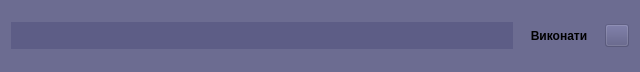
Above: ui/launcher.ui from neurotoxin78/QPanInfo before the change. Below: the same form after it.
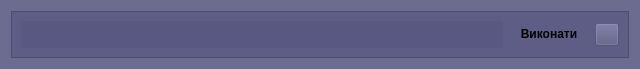
That is the form after the change. Icons and pictures are not drawn.

The edit to the form file:
```diff
--- a/ui/launcher.ui
+++ b/ui/launcher.ui
@@ -10,13 +10,13 @@
     <x>0</x>
     <y>0</y>
     <width>640</width>
-    <height>72</height>
+    <height>68</height>
    </rect>
   </property>
   <property name="maximumSize">
    <size>
     <width>640</width>
-    <height>90</height>
+    <height>200</height>
    </size>
   </property>
   <property name="windowTitle">
@@ -31,6 +31,15 @@
   </property>
   <layout class="QHBoxLayout" name="horizontalLayout">
    <item>
+    <widget class="QFrame" name="frame">
+     <property name="frameShape">
+      <enum>QFrame::StyledPanel</enum>
+     </property>
+     <property name="frameShadow">
+      <enum>QFrame::Raised</enum>
+     </property>
+     <layout class="QHBoxLayout" name="horizontalLayout_2">
+      <item>
     <widget class="QLineEdit" name="lineEdit">
      <property name="font">
       <font>
@@ -58,7 +67,6 @@
     <widget class="QPushButton" name="launchBtn">
      <property name="font">
       <font>
-       <weight>75</weight>
        <bold>true</bold>
       </font>
      </property>
@@ -88,6 +96,9 @@
       <iconset theme="application-exit">
        <normaloff>.</normaloff>.</iconset>
      </property>
+       </widget>
+      </item>
+     </layout>
     </widget>
    </item>
   </layout>
```
Lines whose indentation alone changed are shown as unchanged.
